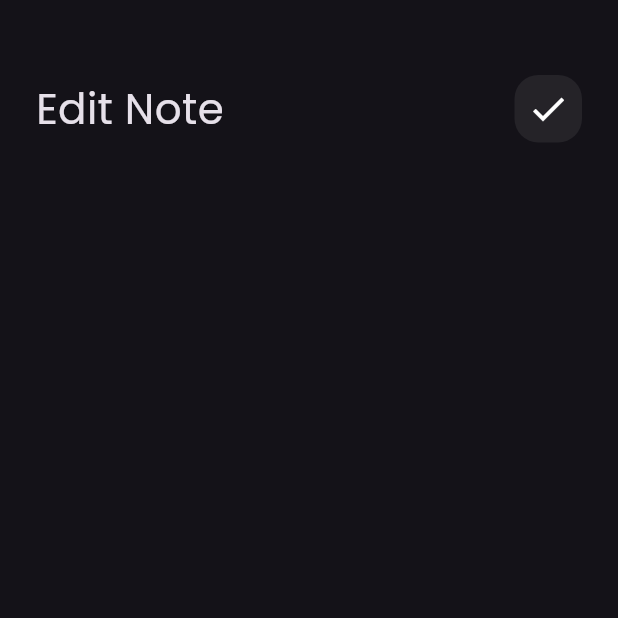
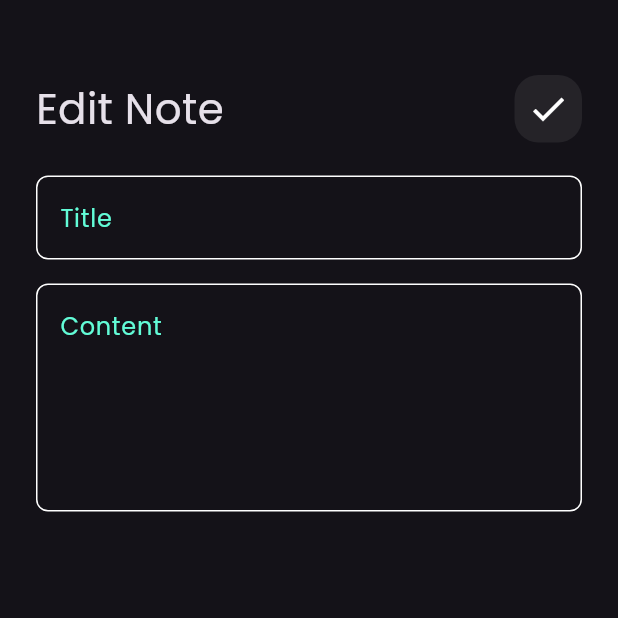
Before and after one commit to mahmoudbadr2/new-note-app-, a Flutter app: the EditNoteView screen opened directly, on a phone screen of 412 x 824 dp, the top half of it. Run offline on Flutter 3.47's test engine with Material 3 defaults, Android fonts, the phone set to English and light mode, and no system bars.

Commit message:
edit note view

```diff
--- a/lib/views/widges/edit_view_body.dart
+++ b/lib/views/widges/edit_view_body.dart
@@ -1,5 +1,6 @@
 import 'package:flutter/material.dart';
 import 'package:note_app/views/widges/custom_app_bar.dart';
+import 'package:note_app/views/widges/custom_text_field.dart';
 
 class EditNoteViewBody extends StatelessWidget {
   const EditNoteViewBody({super.key});
@@ -12,6 +13,10 @@ class EditNoteViewBody extends StatelessWidget {
         children: [
           SizedBox(height: 50),
           CustomAppBar(title: 'Edit Note', icon: Icons.check),
+          SizedBox(height: 22),
+          CustomTextField(hint: 'Title'),
+          SizedBox(height: 16),
+          CustomTextField(hint: 'Content', maxLine: 5),
         ],
       ),
     );
```
